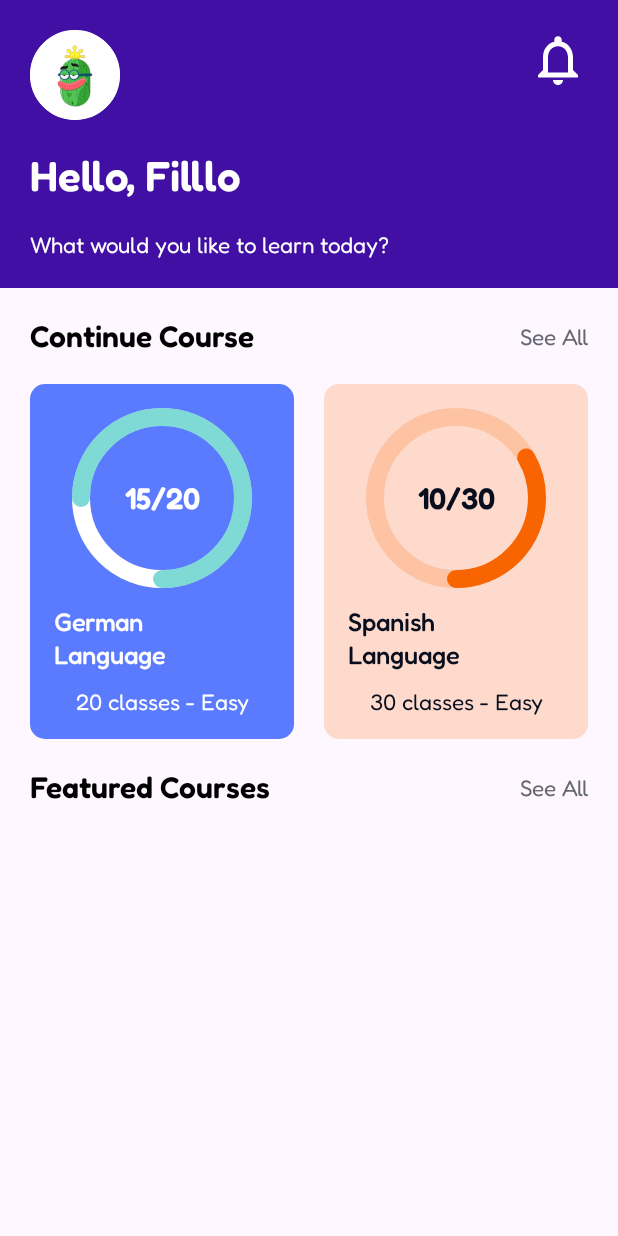
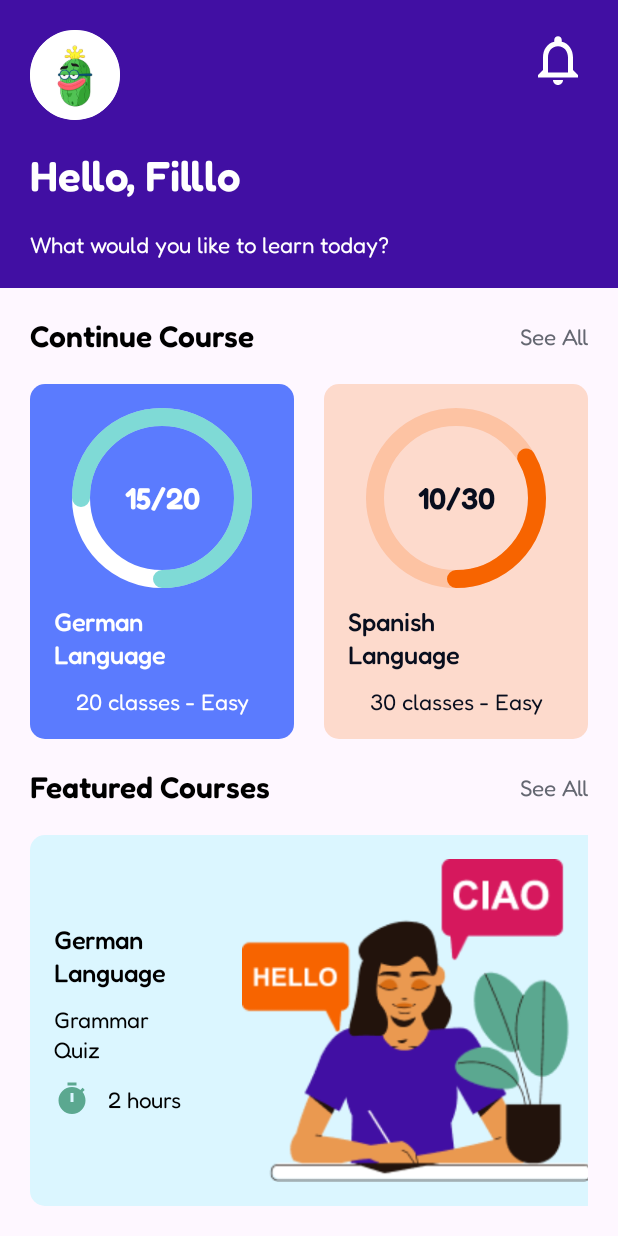
Before and after one commit to igel911/AwesomeLanguageLearning, an Android app built with Jetpack Compose: the @Preview function HomeScreenPreview, on a phone screen of 412 x 824 dp. Run offline under Robolectric (Android 15) with nearby library versions, the phone set to English and light mode, and no system bars; our stand-ins replace accompanist.

Commit message:
Implemented the Home screen Featured course block.

```diff
--- a/app/src/main/java/com/example/awesomelanguagelearning/core/ui/views/TextTitle.kt
+++ b/app/src/main/java/com/example/awesomelanguagelearning/core/ui/views/TextTitle.kt
@@ -28,7 +28,7 @@ fun TextTitle(
 
 @Preview(showBackground = true)
 @Composable
-fun TextTitlePreview() {
+private fun TextTitlePreview() {
     AppTheme {
         TextTitle(
             text = "some title"
--- /dev/null
+++ b/app/src/main/java/com/example/awesomelanguagelearning/core/ui/views/TextTitleLeadingIcon.kt
@@ -0,0 +1,60 @@
+package com.example.awesomelanguagelearning.core.ui.views
+
+import androidx.compose.foundation.Image
+import androidx.compose.foundation.layout.Arrangement
+import androidx.compose.foundation.layout.Row
+import androidx.compose.material.icons.Icons
+import androidx.compose.material.icons.filled.Timer
+import androidx.compose.runtime.Composable
+import androidx.compose.ui.Alignment
+import androidx.compose.ui.Modifier
+import androidx.compose.ui.graphics.Color
+import androidx.compose.ui.graphics.ColorFilter
+import androidx.compose.ui.graphics.vector.ImageVector
+import androidx.compose.ui.text.TextStyle
+import androidx.compose.ui.text.style.TextAlign
+import androidx.compose.ui.tooling.preview.Preview
+import androidx.compose.ui.unit.dp
+import com.example.awesomelanguagelearning.core.ui.theme.AppTheme
+
+@Composable
+fun TextTitleLeadingIcon(
+    text: String,
+    imageVector: ImageVector,
+    modifier: Modifier = Modifier,
+    textStyle: TextStyle = AppTheme.typography.bodyM,
+    textColor: Color = Color.Black,
+    textAlign: TextAlign = TextAlign.Start,
+    imageColor: Color = Color.Black,
+    contentDescription: String = ""
+) {
+    Row(
+        modifier = modifier,
+        horizontalArrangement = Arrangement.spacedBy(12.dp),
+        verticalAlignment = Alignment.CenterVertically
+    ) {
+        Image(
+            imageVector = imageVector,
+            colorFilter = ColorFilter.tint(color = imageColor),
+            contentDescription = contentDescription
+        )
+
+        TextTitle(
+            text = text,
+            textStyle = textStyle,
+            textColor = textColor,
+            textAlign = textAlign
+        )
+    }
+}
+
+@Preview(showBackground = true)
+@Composable
+private fun Preview() {
+    AppTheme {
+        TextTitleLeadingIcon(
+            text = "some title",
+            imageVector = Icons.Filled.Timer
+        )
+    }
+}
--- /dev/null
+++ b/app/src/main/java/com/example/awesomelanguagelearning/home/ui/models/FeaturedCourseData.kt
@@ -0,0 +1,10 @@
+package com.example.awesomelanguagelearning.home.ui.models
+
+import androidx.compose.ui.graphics.Color
+
+data class FeaturedCourseData(
+    val name: String,
+    val type: String,
+    val duration: Int,
+    val backgroundColor: Color
+)
--- a/app/src/main/java/com/example/awesomelanguagelearning/home/ui/views/home/CourseCard.kt
+++ b/app/src/main/java/com/example/awesomelanguagelearning/home/ui/views/home/CourseCard.kt
@@ -76,8 +76,8 @@ private fun SelectedCourseCardPreview() {
     AppTheme {
         CourseCard(
             CourseData(
-                name = "German\nLanguage",
-                difficulty = "Easy",
+                name = stringResource(id = R.string.german_language),
+                difficulty = stringResource(R.string.easy),
                 classesQuantity = 20,
                 completedClasses = 15,
                 isSelected = true
--- /dev/null
+++ b/app/src/main/java/com/example/awesomelanguagelearning/home/ui/views/home/FeaturedCourseCard.kt
@@ -0,0 +1,79 @@
+package com.example.awesomelanguagelearning.home.ui.views.home
+
+import androidx.compose.foundation.Image
+import androidx.compose.foundation.background
+import androidx.compose.foundation.layout.Arrangement
+import androidx.compose.foundation.layout.Column
+import androidx.compose.foundation.layout.Row
+import androidx.compose.foundation.layout.padding
+import androidx.compose.material.icons.Icons
+import androidx.compose.material.icons.filled.Timer
+import androidx.compose.runtime.Composable
+import androidx.compose.ui.Alignment
+import androidx.compose.ui.Modifier
+import androidx.compose.ui.res.painterResource
+import androidx.compose.ui.res.stringResource
+import androidx.compose.ui.tooling.preview.Preview
+import androidx.compose.ui.unit.dp
+import com.example.awesomelanguagelearning.R
+import com.example.awesomelanguagelearning.core.ui.theme.AppTheme
+import com.example.awesomelanguagelearning.core.ui.views.TextTitle
+import com.example.awesomelanguagelearning.core.ui.views.TextTitleLeadingIcon
+import com.example.awesomelanguagelearning.home.ui.models.FeaturedCourseData
+
+@Composable
+fun FeaturedCourseCard(
+    featuredCourseData: FeaturedCourseData,
+    modifier: Modifier = Modifier
+) {
+    Row(modifier = modifier
+        .background(
+            color = featuredCourseData.backgroundColor,
+            shape = AppTheme.shapes.medium
+        )
+        .padding(16.dp),
+        verticalAlignment = Alignment.CenterVertically,
+        horizontalArrangement = Arrangement.spacedBy(40.dp)
+        ) {
+        Column(
+            verticalArrangement = Arrangement.spacedBy(12.dp),
+            horizontalAlignment = Alignment.Start
+        ) {
+            TextTitle(
+                text = featuredCourseData.name,
+                textStyle = AppTheme.typography.bodyBoldL
+            )
+
+            TextTitle(
+                text = featuredCourseData.type
+            )
+
+            TextTitleLeadingIcon(
+                text = stringResource(R.string.hours, featuredCourseData.duration),
+                imageVector = Icons.Filled.Timer,
+                imageColor = AppTheme.colors.greenDark
+            )
+        }
+
+        Image(
+            painter = painterResource(R.drawable.paging_1),
+            contentDescription = ""
+        )
+    }
+
+}
+
+@Preview(showBackground = true)
+@Composable
+private fun HomeListTitlePreview() {
+    AppTheme {
+        FeaturedCourseCard(
+            FeaturedCourseData(
+                name = stringResource(R.string.german_language),
+                type = stringResource(R.string.grammar_quiz),
+                duration = 2,
+                backgroundColor = AppTheme.colors.blueLight
+            )
+        )
+    }
+}
--- a/app/src/main/java/com/example/awesomelanguagelearning/home/ui/views/home/HomeScreen.kt
+++ b/app/src/main/java/com/example/awesomelanguagelearning/home/ui/views/home/HomeScreen.kt
@@ -1,12 +1,14 @@
 package com.example.awesomelanguagelearning.home.ui.views.home
 
 import androidx.compose.foundation.background
+import androidx.compose.foundation.horizontalScroll
 import androidx.compose.foundation.layout.Arrangement
 import androidx.compose.foundation.layout.Column
 import androidx.compose.foundation.layout.Row
 import androidx.compose.foundation.layout.fillMaxSize
 import androidx.compose.foundation.layout.fillMaxWidth
 import androidx.compose.foundation.layout.padding
+import androidx.compose.foundation.rememberScrollState
 import androidx.compose.material3.ExperimentalMaterial3Api
 import androidx.compose.material3.Scaffold
 import androidx.compose.runtime.Composable
@@ -17,6 +19,7 @@ import androidx.compose.ui.unit.dp
 import com.example.awesomelanguagelearning.R
 import com.example.awesomelanguagelearning.core.ui.theme.AppTheme
 import com.example.awesomelanguagelearning.home.ui.models.CourseData
+import com.example.awesomelanguagelearning.home.ui.models.FeaturedCourseData
 
 @OptIn(ExperimentalMaterial3Api::class)
 @Composable
@@ -48,13 +51,11 @@ fun HomeScreen() {
                     modifier = Modifier.fillMaxWidth()
                 )
 
-                Row(
-                    horizontalArrangement = Arrangement.spacedBy(20.dp)
-                ) {
+                Row(horizontalArrangement = Arrangement.spacedBy(20.dp)) {
                     CourseCard(
                         CourseData(
-                            name = "German\nLanguage",
-                            difficulty = "Easy",
+                            name = stringResource(id = R.string.german_language),
+                            difficulty = stringResource(R.string.easy),
                             classesQuantity = 20,
                             completedClasses = 15,
                             isSelected = true
@@ -64,8 +65,8 @@ fun HomeScreen() {
 
                     CourseCard(
                         CourseData(
-                            name = "Spanish\nLanguage",
-                            difficulty = "Easy",
+                            name = stringResource(id = R.string.spanish_language),
+                            difficulty = stringResource(R.string.easy),
                             classesQuantity = 30,
                             completedClasses = 10
                         ),
@@ -78,6 +79,29 @@ fun HomeScreen() {
                     secondText = stringResource(id = R.string.see_all),
                     modifier = Modifier.fillMaxWidth()
                 )
+
+                Row(
+                    modifier = Modifier.horizontalScroll(rememberScrollState()),
+                    horizontalArrangement = Arrangement.spacedBy(20.dp)
+                ) {
+                    FeaturedCourseCard(
+                        FeaturedCourseData(
+                            name = stringResource(R.string.german_language),
+                            type = stringResource(R.string.grammar_quiz),
+                            duration = 2,
+                            backgroundColor = colors.blueLight
+                        )
+                    )
+
+                    FeaturedCourseCard(
+                        FeaturedCourseData(
+                            name = stringResource(R.string.german_language),
+                            type = stringResource(R.string.grammar_quiz),
+                            duration = 2,
+                            backgroundColor = colors.orange.copy(alpha = 0.2f)
+                        )
+                    )
+                }
             }
         }
     )
--- a/app/src/main/res/values/strings.xml
+++ b/app/src/main/res/values/strings.xml
@@ -61,6 +61,12 @@
     <string name="see_all">See All</string>
     <string name="completed_course">%1$d\/%2$d</string>
     <string name="course_description">%1$d classes - %2$s</string>
+    <string name="german_language">German\nLanguage</string>
+    <string name="spanish_language">"Spanish\nLanguage"</string>
+    <string name="grammar_quiz">Grammar\nQuiz</string>
+    <string name="Online_phrases">Online\nPhrases</string>
+    <string name="easy">Easy</string>
+    <string name="hours">%1$d hours</string>
 
     <array name="reason_learn_variants">
         <item>Travel</item>
```
